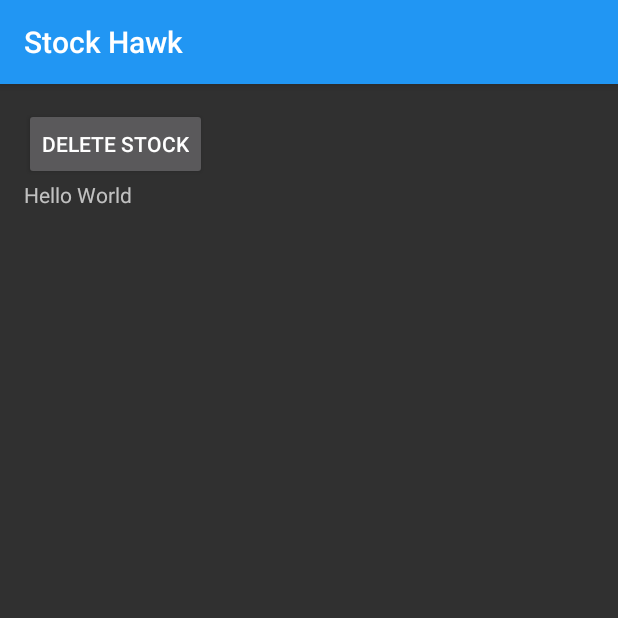
After one commit to AdamNovotnyCom/AndroidApps, an Android app: the StockDetailActivity screen opened directly, with no data from a screen before it, on a phone screen of 412 x 824 dp, the top half of it. The commit adds this screen. Run offline under Robolectric (Android 15) with nearby library versions, the phone set to English and light mode, and no system bars; 2 statements that could not run were skipped.

Commit message:
feat: stock detail added, now blank

```diff
--- a/StockHawk/app/src/main/java/com/sam_chordas/android/stockhawk/rest/QuoteCursorAdapter.java
+++ b/StockHawk/app/src/main/java/com/sam_chordas/android/stockhawk/rest/QuoteCursorAdapter.java
@@ -1,21 +1,25 @@
 package com.sam_chordas.android.stockhawk.rest;
 
 import android.content.Context;
+import android.content.Intent;
 import android.database.Cursor;
 import android.graphics.Color;
 import android.graphics.Typeface;
 import android.os.Build;
 import android.support.v7.widget.RecyclerView;
+import android.util.Log;
 import android.view.LayoutInflater;
 import android.view.View;
 import android.view.ViewGroup;
 import android.widget.TextView;
+import android.widget.Toast;
 
 import com.sam_chordas.android.stockhawk.R;
 import com.sam_chordas.android.stockhawk.data.QuoteColumns;
 import com.sam_chordas.android.stockhawk.data.QuoteProvider;
 import com.sam_chordas.android.stockhawk.touch_helper.ItemTouchHelperAdapter;
 import com.sam_chordas.android.stockhawk.touch_helper.ItemTouchHelperViewHolder;
+import com.sam_chordas.android.stockhawk.ui.StockDetailActivity;
 
 /**
  * Created by sam_chordas on 10/6/15.
--- a/StockHawk/app/src/main/java/com/sam_chordas/android/stockhawk/service/StockIntentService.java
+++ b/StockHawk/app/src/main/java/com/sam_chordas/android/stockhawk/service/StockIntentService.java
@@ -44,7 +44,7 @@
                         @Override
                         public void call(Subscriber subscriber) {
                             subscriber.onNext("invalidTicker");
-                            //subscriber.onCompleted();
+                            subscriber.onCompleted();
                         }
                     })
                     .subscribeOn(Schedulers.io()) // subscribeOn the I/O thread
--- a/StockHawk/app/src/main/java/com/sam_chordas/android/stockhawk/service/StockTaskService.java
+++ b/StockHawk/app/src/main/java/com/sam_chordas/android/stockhawk/service/StockTaskService.java
@@ -48,7 +48,6 @@
         .build();
 
     Response response = client.newCall(request).execute();
-    Log.i(LOG_TAG + " aaa", response.toString());
     return response.body().string();
   }
 
--- /dev/null
+++ b/StockHawk/app/src/main/java/com/sam_chordas/android/stockhawk/ui/StockDetailActivity.java
@@ -0,0 +1,77 @@
+package com.sam_chordas.android.stockhawk.ui;
+
+import android.content.ContentResolver;
+import android.content.Context;
+import android.content.Intent;
+import android.database.Cursor;
+import android.os.Bundle;
+import android.support.v7.app.AppCompatActivity;
+import android.view.View;
+import android.widget.Button;
+import android.widget.Toast;
+
+import com.sam_chordas.android.stockhawk.R;
+import com.sam_chordas.android.stockhawk.data.QuoteColumns;
+import com.sam_chordas.android.stockhawk.data.QuoteProvider;
+
+public class StockDetailActivity extends AppCompatActivity {
+    String symbol;
+    ContentResolver resolver;
+    Context mContext;
+
+    @Override
+    protected void onCreate(Bundle savedInstanceState) {
+        super.onCreate(savedInstanceState);
+        setContentView(R.layout.activity_stock_detail);
+        mContext = this;
+
+        // get symbol from position
+        int position = getIntent().getExtras().getInt("position");
+        resolver = this.getContentResolver();
+        Cursor c = resolver.query(
+                QuoteProvider.Quotes.CONTENT_URI,
+                new String[] { QuoteColumns.SYMBOL },
+                QuoteColumns.ISCURRENT + "= 1",
+                null,
+                null);
+        if (c.getCount() > 0) {
+            c.moveToFirst();
+            int count = 0;
+            int symbolIdx = c.getColumnIndex(QuoteColumns.SYMBOL);
+            symbol = c.getString(symbolIdx);
+            if (count != position) {
+                while (c.moveToNext()) {
+                    count++;
+                    if (count == position) {
+                        symbol = c.getString(symbolIdx);
+                    }
+                }
+            }
+        }
+
+        // listeners
+        setupListeners();
+    }
+
+
+    private void setupListeners() {
+        Button deleteBtn = (Button) findViewById(R.id.delete_stock_btn);
+        deleteBtn.setOnClickListener(new View.OnClickListener() {
+            public void onClick(View v) {
+                String where = QuoteColumns.SYMBOL + "=?";
+                String[] args = new String[] {symbol};
+                resolver.delete( QuoteProvider.Quotes.CONTENT_URI, where, args );
+
+                Toast.makeText(mContext,
+                        "Deleted symbol: " + symbol,
+                        Toast.LENGTH_LONG).show();
+                Intent intent = new Intent(mContext, MyStocksActivity.class);
+                startActivity(intent);
+            }
+        });
+    }
+
+    private void generatePriceChart () {
+        // https://www.quandl.com/api/v3/datasets/WIKI/HLF.json
+    }
+}
--- /dev/null
+++ b/StockHawk/app/src/main/res/layout/activity_stock_detail.xml
@@ -0,0 +1,32 @@
+<?xml version="1.0" encoding="utf-8"?>
+<LinearLayout xmlns:android="http://schemas.android.com/apk/res/android"
+    xmlns:tools="http://schemas.android.com/tools"
+    android:id="@+id/activity_stock_detail"
+    android:layout_width="match_parent"
+    android:layout_height="match_parent"
+    android:orientation="vertical"
+    android:paddingBottom="@dimen/activity_vertical_margin"
+    android:paddingLeft="@dimen/activity_horizontal_margin"
+    android:paddingRight="@dimen/activity_horizontal_margin"
+    android:paddingTop="@dimen/activity_vertical_margin"
+    tools:context="com.sam_chordas.android.stockhawk.ui.StockDetailActivity">
+
+    <LinearLayout
+        android:layout_width="match_parent"
+        android:layout_height="wrap_content"
+        android:orientation="horizontal">
+
+        <Button
+            android:id="@+id/delete_stock_btn"
+            android:layout_width="wrap_content"
+            android:layout_height="wrap_content"
+            android:text="@string/delete_stock"/>
+
+    </LinearLayout>
+
+    <TextView
+        android:layout_width="wrap_content"
+        android:layout_height="wrap_content"
+        android:text="Hello World"/>
+
+</LinearLayout>
--- a/StockHawk/app/src/main/res/values/strings.xml
+++ b/StockHawk/app/src/main/res/values/strings.xml
@@ -1,10 +1,9 @@
 <resources>
     <string name="app_name">Stock Hawk</string>
 
-  <string name="action_example">Example action</string>
-
     <string name="action_settings">Settings</string>
     <string name="action_change_units">Change Units</string>
+    <string name="delete_stock">Delete Stock</string>
     <string name="symbol_search">Symbol Search</string>
     <string name="content_test">Search for a Stock Symbol</string>
     <string name="input_hint">FB</string>
```
Also changed, not shown: StockHawk/app/src/main/AndroidManifest.xml (+17 -14 lines), StockHawk/app/src/main/java/com/sam_chordas/android/stockhawk/ui/MyStocksActivity.java (+5 -2 lines), StockHawk/app/src/main/res/values/dimens.xml (+5 -5 lines). Lines whose indentation alone changed are shown as unchanged.
